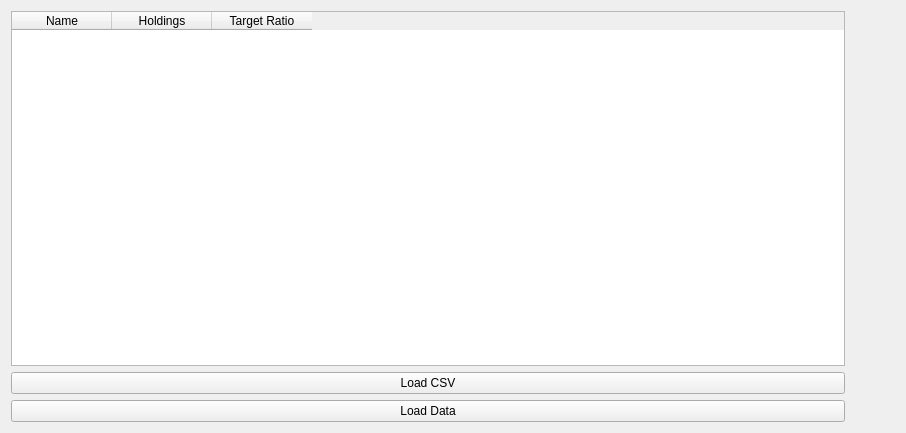
Above: loadportfoliowidget.ui from Awe31402/StockRebalance before the change. Below: the same form after it.
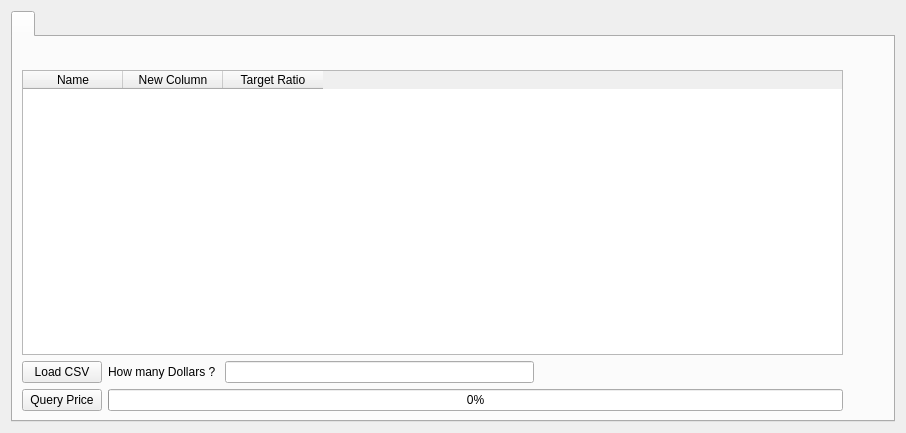
That is the form after the change.

Commit message: Add Progress bar and input new cash flow in dollars

```diff
--- a/loadportfoliowidget.ui
+++ b/loadportfoliowidget.ui
@@ -20,19 +20,24 @@
    <string>Form</string>
   </property>
   <layout class="QGridLayout" name="gridLayout_2">
-   <item row="2" column="1">
+   <item row="0" column="1">
+    <widget class="QTabWidget" name="horizontalTabWidget">
+     <widget class="QWidget" name="horizontalTabWidgetPage1">
+      <attribute name="title">
+       <string/>
+      </attribute>
     <layout class="QGridLayout" name="gridLayout">
      <property name="rightMargin">
       <number>50</number>
      </property>
-     <item row="3" column="0">
-      <widget class="QPushButton" name="pushButton_2">
-       <property name="text">
-        <string>Load Data</string>
-       </property>
-      </widget>
-     </item>
-     <item row="1" column="0">
+       <item row="0" column="0">
+        <layout class="QVBoxLayout" name="verticalLayout">
+         <item>
+          <widget class="QWidget" name="horizontalWidget" native="true">
+           <layout class="QHBoxLayout" name="horizontalLayout_3"/>
+          </widget>
+         </item>
+         <item>
       <widget class="QTableWidget" name="tableWidget">
        <column>
         <property name="text">
@@ -41,7 +46,7 @@
        </column>
        <column>
         <property name="text">
-         <string>Holdings</string>
+             <string>New Column</string>
         </property>
        </column>
        <column>
@@ -51,17 +56,70 @@
        </column>
       </widget>
      </item>
-     <item row="2" column="0">
+         <item>
+          <layout class="QHBoxLayout" name="horizontalLayout">
+           <item>
       <widget class="QPushButton" name="pushButton">
        <property name="text">
         <string>Load CSV</string>
        </property>
       </widget>
      </item>
-    </layout>
-   </item>
-  </layout>
- </widget>
+           <item>
+            <widget class="QLabel" name="label">
+             <property name="text">
+              <string>How many Dollars ? </string>
+             </property>
+            </widget>
+           </item>
+           <item>
+            <widget class="QLineEdit" name="lineEdit"/>
+           </item>
+           <item>
+            <spacer name="horizontalSpacer">
+             <property name="orientation">
+              <enum>Qt::Horizontal</enum>
+             </property>
+             <property name="sizeHint" stdset="0">
+              <size>
+               <width>40</width>
+               <height>20</height>
+              </size>
+             </property>
+            </spacer>
+           </item>
+          </layout>
+         </item>
+         <item>
+          <layout class="QHBoxLayout" name="horizontalLayout_2">
+           <item>
+            <widget class="QPushButton" name="pushButton_2">
+             <property name="text">
+              <string>Query Price</string>
+             </property>
+            </widget>
+           </item>
+           <item>
+            <widget class="QProgressBar" name="progressBar">
+             <property name="value">
+              <number>0</number>
+             </property>
+            </widget>
+           </item>
+          </layout>
+         </item>
+        </layout>
+       </item>
+      </layout>
+     </widget>
+    </widget>
+   </item>
+  </layout>
+ </widget>
+ <tabstops>
+  <tabstop>tableWidget</tabstop>
+  <tabstop>pushButton</tabstop>
+ </tabstops>
  <resources/>
  <connections/>
 </ui>
```
Lines whose indentation alone changed are shown as unchanged. The commit also changes 4 other files.
